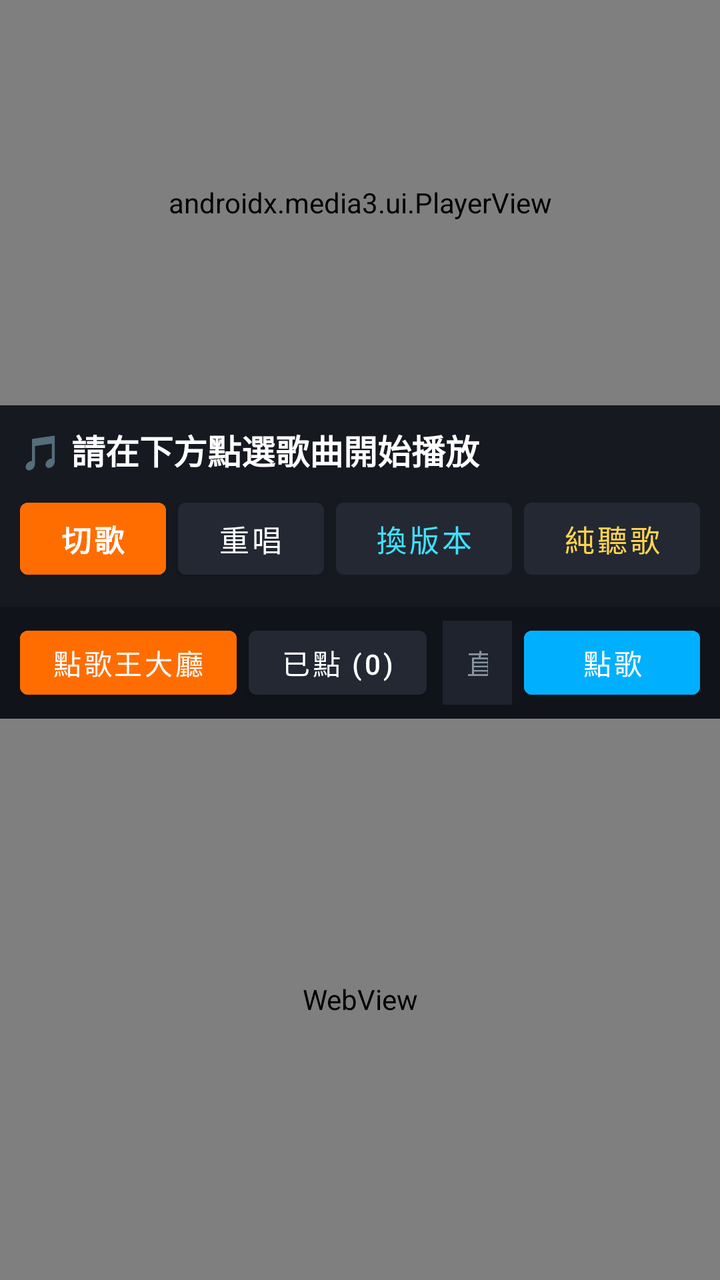
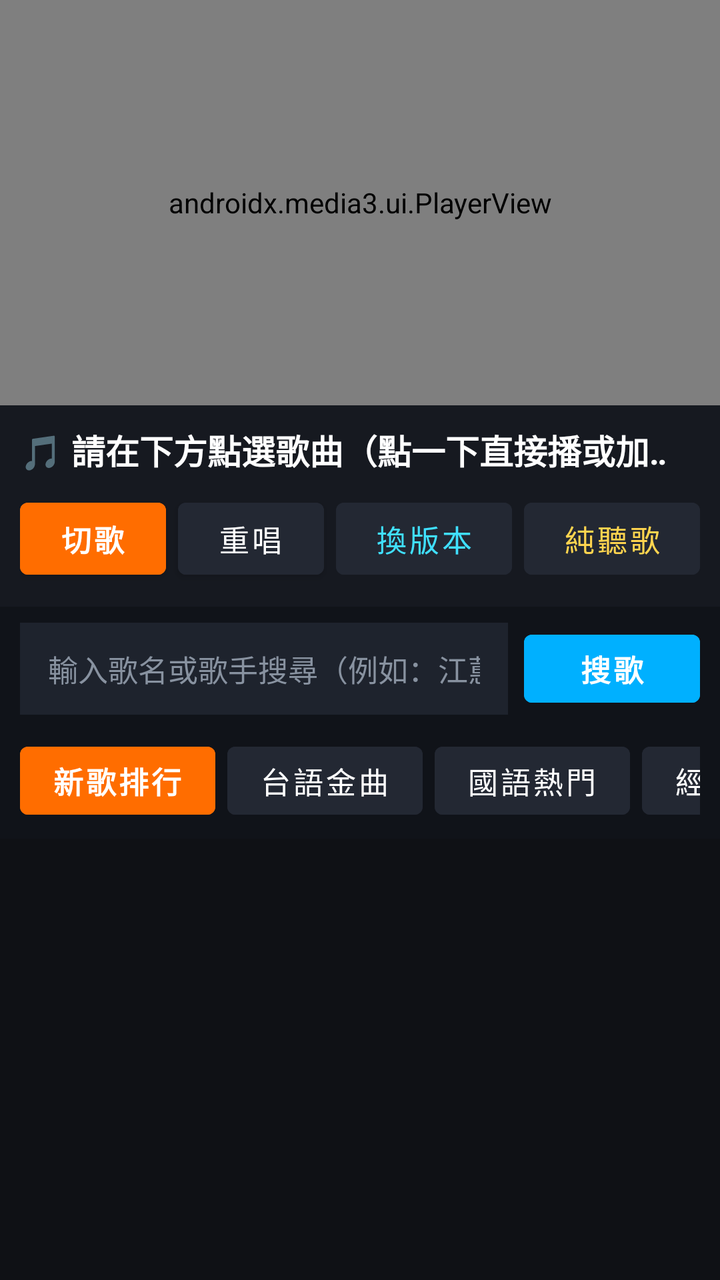

An Android layout rendered at two revisions. The XML below is the earlier revision; the diff shows what the commit changed to produce the second picture.
<!-- AndroidManifest.xml: application theme Theme.TaiwanCarKTV -->
<!-- res/layout/activity_main.xml -->
<?xml version="1.0" encoding="utf-8"?>
<LinearLayout xmlns:android="http://schemas.android.com/apk/res/android"
    xmlns:app="http://schemas.android.com/apk/res-auto"
    android:layout_width="match_parent"
    android:layout_height="match_parent"
    android:background="#0F1115"
    android:orientation="vertical">

    
    <androidx.constraintlayout.widget.ConstraintLayout
        android:id="@+id/playerContainer"
        android:layout_width="match_parent"
        android:layout_height="wrap_content"
        android:background="#000000">

        <androidx.media3.ui.PlayerView
            android:id="@+id/playerView"
            android:layout_width="0dp"
            android:layout_height="0dp"
            app:layout_constraintDimensionRatio="16:9"
            app:layout_constraintEnd_toEndOf="parent"
            app:layout_constraintStart_toStartOf="parent"
            app:layout_constraintTop_toTopOf="parent"
            app:resize_mode="fit"
            app:use_controller="true" />

        
        <LinearLayout
            android:id="@+id/audioOnlyOverlay"
            android:layout_width="0dp"
            android:layout_height="0dp"
            android:background="#0A0C10"
            android:gravity="center"
            android:orientation="vertical"
            android:padding="16dp"
            android:visibility="gone"
            app:layout_constraintBottom_toBottomOf="@id/playerView"
            app:layout_constraintEnd_toEndOf="@id/playerView"
            app:layout_constraintStart_toStartOf="@id/playerView"
            app:layout_constraintTop_toTopOf="@id/playerView">

            <TextView
                android:layout_width="wrap_content"
                android:layout_height="wrap_content"
                android:text="純聽歌護眼模式"
                android:textColor="#00B0FF"
                android:textSize="16sp"
                android:textStyle="bold" />

            <TextView
                android:id="@+id/tvAudioOnlyTitle"
                android:layout_width="wrap_content"
                android:layout_height="wrap_content"
                android:layout_marginTop="8dp"
                android:ellipsize="end"
                android:maxLines="2"
                android:text="尚未播放歌曲"
                android:textAlignment="center"
                android:textColor="#FFFFFF"
                android:textSize="22sp"
                android:textStyle="bold" />
        </LinearLayout>

        
        <ProgressBar
            android:id="@+id/loadingIndicator"
            android:layout_width="48dp"
            android:layout_height="48dp"
            android:visibility="gone"
            app:layout_constraintBottom_toBottomOf="@id/playerView"
            app:layout_constraintEnd_toEndOf="@id/playerView"
            app:layout_constraintStart_toStartOf="@id/playerView"
            app:layout_constraintTop_toTopOf="@id/playerView" />
    </androidx.constraintlayout.widget.ConstraintLayout>

    
    <LinearLayout
        android:layout_width="match_parent"
        android:layout_height="wrap_content"
        android:background="#161920"
        android:gravity="center_vertical"
        android:orientation="vertical"
        android:padding="10dp">

        <TextView
            android:id="@+id/tvNowPlaying"
            android:layout_width="match_parent"
            android:layout_height="wrap_content"
            android:ellipsize="marquee"
            android:singleLine="true"
            android:text="🎵 請在下方點選歌曲開始播放"
            android:textColor="#FFFFFF"
            android:textSize="17sp"
            android:textStyle="bold" />

        <LinearLayout
            android:layout_width="match_parent"
            android:layout_height="wrap_content"
            android:layout_marginTop="8dp"
            android:orientation="horizontal">

            <com.google.android.material.button.MaterialButton
                android:id="@+id/btnNext"
                android:layout_width="0dp"
                android:layout_height="48dp"
                android:layout_marginEnd="6dp"
                android:layout_weight="1"
                android:backgroundTint="#FF6D00"
                android:text="切歌"
                android:textColor="#FFFFFF"
                android:textSize="15sp"
                android:textStyle="bold" />

            <com.google.android.material.button.MaterialButton
                android:id="@+id/btnReplay"
                android:layout_width="0dp"
                android:layout_height="48dp"
                android:layout_marginEnd="6dp"
                android:layout_weight="1"
                android:backgroundTint="#232833"
                android:text="重唱"
                android:textColor="#FFFFFF"
                android:textSize="15sp" />

            <com.google.android.material.button.MaterialButton
                android:id="@+id/btnSwitchSource"
                android:layout_width="0dp"
                android:layout_height="48dp"
                android:layout_marginEnd="6dp"
                android:layout_weight="1.2"
                android:backgroundTint="#232833"
                android:text="換版本"
                android:textColor="#40E0FF"
                android:textSize="15sp" />

            <com.google.android.material.button.MaterialButton
                android:id="@+id/btnAudioOnly"
                android:layout_width="0dp"
                android:layout_height="48dp"
                android:layout_weight="1.2"
                android:backgroundTint="#232833"
                android:text="純聽歌"
                android:textColor="#FFD54F"
                android:textSize="15sp" />
        </LinearLayout>
    </LinearLayout>

    
    <LinearLayout
        android:layout_width="match_parent"
        android:layout_height="wrap_content"
        android:background="#101319"
        android:gravity="center_vertical"
        android:orientation="horizontal"
        android:paddingHorizontal="10dp"
        android:paddingVertical="6dp">

        <com.google.android.material.button.MaterialButton
            android:id="@+id/tabCatalog"
            android:layout_width="wrap_content"
            android:layout_height="44dp"
            android:layout_marginEnd="6dp"
            android:backgroundTint="#FF6D00"
            android:text="點歌王大廳"
            android:textColor="#FFFFFF"
            android:textSize="14sp" />

        <com.google.android.material.button.MaterialButton
            android:id="@+id/tabQueue"
            android:layout_width="wrap_content"
            android:layout_height="44dp"
            android:layout_marginEnd="8dp"
            android:backgroundTint="#232833"
            android:text="已點 (0)"
            android:textColor="#FFFFFF"
            android:textSize="14sp" />

        <EditText
            android:id="@+id/etQuickSearch"
            android:layout_width="0dp"
            android:layout_height="42dp"
            android:layout_weight="1"
            android:background="#1E232D"
            android:hint="直接輸入歌名/歌手點歌..."
            android:imeOptions="actionSearch"
            android:inputType="text"
            android:paddingHorizontal="12dp"
            android:singleLine="true"
            android:textColor="#FFFFFF"
            android:textColorHint="#8892A0"
            android:textSize="14sp" />

        <com.google.android.material.button.MaterialButton
            android:id="@+id/btnQuickAdd"
            android:layout_width="wrap_content"
            android:layout_height="44dp"
            android:layout_marginStart="6dp"
            android:backgroundTint="#00B0FF"
            android:text="點歌"
            android:textColor="#FFFFFF"
            android:textSize="14sp" />
    </LinearLayout>

    
    <FrameLayout
        android:layout_width="match_parent"
        android:layout_height="0dp"
        android:layout_weight="1">

        <WebView
            android:id="@+id/webView"
            android:layout_width="match_parent"
            android:layout_height="match_parent" />

        <androidx.recyclerview.widget.RecyclerView
            android:id="@+id/rvQueue"
            android:layout_width="match_parent"
            android:layout_height="match_parent"
            android:background="#0F1115"
            android:padding="8dp"
            android:visibility="gone" />
    </FrameLayout>
</LinearLayout>
<!-- resources referenced by this layout -->
<resources>
  <style name="Theme.TaiwanCarKTV" parent="Theme.MaterialComponents.DayNight.NoActionBar">
          <item name="colorPrimary">#FF6D00</item>
          <item name="colorPrimaryVariant">#E65100</item>
          <item name="colorOnPrimary">#FFFFFF</item>
          <item name="colorSecondary">#00B0FF</item>
          <item name="android:windowBackground">#0F1115</item>
          <item name="android:statusBarColor">#0F1115</item>
          <item name="android:navigationBarColor">#0F1115</item>
      </style>
</resources>

<!-- the commit's change to res/layout/activity_main.xml (unified diff, before → after) -->
@@ -88,7 +88,7 @@
             android:layout_height="wrap_content"
             android:ellipsize="marquee"
             android:singleLine="true"
-            android:text="🎵 請在下方點選歌曲開始播放"
+            android:text="🎵 請在下方點選歌曲（點一下直接播或加入歌單）"
             android:textColor="#FFFFFF"
             android:textSize="17sp"
             android:textStyle="bold" />
@@ -153,53 +153,102 @@
         android:gravity="center_vertical"
         android:orientation="horizontal"
         android:paddingHorizontal="10dp"
-        android:paddingVertical="6dp">
-
-        <com.google.android.material.button.MaterialButton
-            android:id="@+id/tabCatalog"
-            android:layout_width="wrap_content"
-            android:layout_height="44dp"
-            android:layout_marginEnd="6dp"
-            android:backgroundTint="#FF6D00"
-            android:text="點歌王大廳"
-            android:textColor="#FFFFFF"
-            android:textSize="14sp" />
-
-        <com.google.android.material.button.MaterialButton
-            android:id="@+id/tabQueue"
-            android:layout_width="wrap_content"
-            android:layout_height="44dp"
-            android:layout_marginEnd="8dp"
-            android:backgroundTint="#232833"
-            android:text="已點 (0)"
-            android:textColor="#FFFFFF"
-            android:textSize="14sp" />
+        android:paddingTop="8dp"
+        android:paddingBottom="4dp">
 
         <EditText
-            android:id="@+id/etQuickSearch"
+            android:id="@+id/etSearch"
             android:layout_width="0dp"
-            android:layout_height="42dp"
+            android:layout_height="46dp"
             android:layout_weight="1"
             android:background="#1E232D"
-            android:hint="直接輸入歌名/歌手點歌..."
+            android:hint="輸入歌名或歌手搜尋（例如：江蕙、周杰倫、伍佰）"
             android:imeOptions="actionSearch"
             android:inputType="text"
-            android:paddingHorizontal="12dp"
+            android:paddingHorizontal="14dp"
             android:singleLine="true"
             android:textColor="#FFFFFF"
             android:textColorHint="#8892A0"
-            android:textSize="14sp" />
+            android:textSize="15sp" />
 
         <com.google.android.material.button.MaterialButton
-            android:id="@+id/btnQuickAdd"
+            android:id="@+id/btnSearch"
             android:layout_width="wrap_content"
-            android:layout_height="44dp"
-            android:layout_marginStart="6dp"
+            android:layout_height="46dp"
+            android:layout_marginStart="8dp"
             android:backgroundTint="#00B0FF"
-            android:text="點歌"
+            android:text="搜歌"
             android:textColor="#FFFFFF"
-            android:textSize="14sp" />
+            android:textSize="15sp"
+            android:textStyle="bold" />
     </LinearLayout>
+
+    
+    <HorizontalScrollView
+        android:layout_width="match_parent"
+        android:layout_height="wrap_content"
+        android:background="#101319"
+        android:paddingHorizontal="10dp"
+        android:paddingVertical="6dp"
+        android:scrollbars="none">
+
+        <LinearLayout
+            android:layout_width="wrap_content"
+            android:layout_height="wrap_content"
+            android:orientation="horizontal">
+
+            <com.google.android.material.button.MaterialButton
+                android:id="@+id/tabHot"
+                android:layout_width="wrap_content"
+                android:layout_height="46dp"
+                android:layout_marginEnd="6dp"
+                android:backgroundTint="#FF6D00"
+                android:text="新歌排行"
+                android:textColor="#FFFFFF"
+                android:textSize="15sp"
+                android:textStyle="bold" />
+
+            <com.google.android.material.button.MaterialButton
+                android:id="@+id/tabTaiwanese"
+                android:layout_width="wrap_content"
+                android:layout_height="46dp"
+                android:layout_marginEnd="6dp"
+                android:backgroundTint="#232833"
+                android:text="台語金曲"
+                android:textColor="#FFFFFF"
+                android:textSize="15sp" />
+
+            <com.google.android.material.button.MaterialButton
+                android:id="@+id/tabMandarin"
+                android:layout_width="wrap_content"
+                android:layout_height="46dp"
+                android:layout_marginEnd="6dp"
+                android:backgroundTint="#232833"
+                android:text="國語熱門"
+                android:textColor="#FFFFFF"
+                android:textSize="15sp" />
+
+            <com.google.android.material.button.MaterialButton
+                android:id="@+id/tabClassics"
+                android:layout_width="wrap_content"
+                android:layout_height="46dp"
+                android:layout_marginEnd="6dp"
+                android:backgroundTint="#232833"
+                android:text="經典對唱"
+                android:textColor="#FFFFFF"
+                android:textSize="15sp" />
+
+            <com.google.android.material.button.MaterialButton
+                android:id="@+id/tabQueue"
+                android:layout_width="wrap_content"
+                android:layout_height="46dp"
+                android:backgroundTint="#232833"
+                android:text="已點 (0)"
+                android:textColor="#FFD54F"
+                android:textSize="15sp"
+                android:textStyle="bold" />
+        </LinearLayout>
+    </HorizontalScrollView>
 
     
     <FrameLayout
@@ -207,17 +256,44 @@
         android:layout_height="0dp"
         android:layout_weight="1">
 
-        <WebView
-            android:id="@+id/webView"
-            android:layout_width="match_parent"
-            android:layout_height="match_parent" />
+        <androidx.recyclerview.widget.RecyclerView
+            android:id="@+id/rvCatalog"
+            android:layout_width="match_parent"
+            android:layout_height="match_parent"
+            android:background="#0F1115"
+            android:clipToPadding="false"
+            android:padding="10dp" />
 
         <androidx.recyclerview.widget.RecyclerView
             android:id="@+id/rvQueue"
             android:layout_width="match_parent"
             android:layout_height="match_parent"
             android:background="#0F1115"
-            android:padding="8dp"
+            android:clipToPadding="false"
+            android:padding="10dp"
             android:visibility="gone" />
+
+        <LinearLayout
+            android:id="@+id/listLoadingOverlay"
+            android:layout_width="match_parent"
+            android:layout_height="match_parent"
+            android:background="#AA0F1115"
+            android:gravity="center"
+            android:orientation="vertical"
+            android:visibility="gone">
+
+            <ProgressBar
+                android:layout_width="42dp"
+                android:layout_height="42dp" />
+
+            <TextView
+                android:id="@+id/tvListLoadingMsg"
+                android:layout_width="wrap_content"
+                android:layout_height="wrap_content"
+                android:layout_marginTop="10dp"
+                android:text="正在載入歌單..."
+                android:textColor="#FFFFFF"
+                android:textSize="16sp" />
+        </LinearLayout>
     </FrameLayout>
 </LinearLayout>
